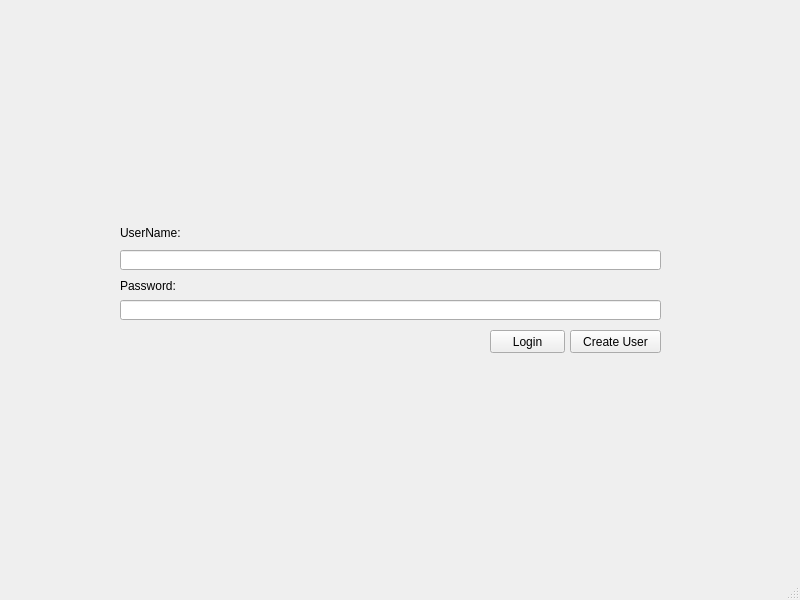
Old version of the form CoolCats/loginscreen.ui in the repository 25wes25/include-dad-.
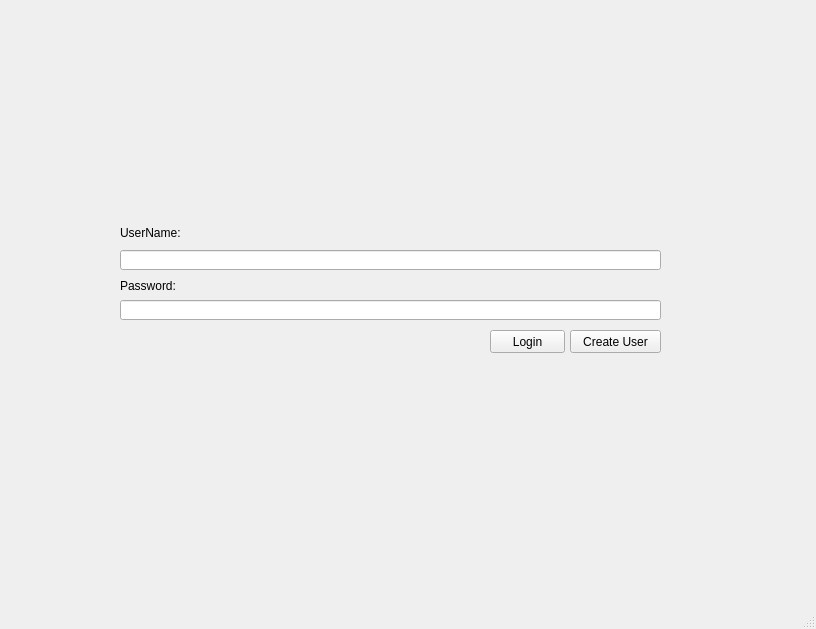
New version of the form. Icons and pictures are not drawn.

```diff
--- a/CoolCats/loginscreen.ui
+++ b/CoolCats/loginscreen.ui
@@ -6,8 +6,8 @@
    <rect>
     <x>0</x>
     <y>0</y>
-    <width>800</width>
-    <height>600</height>
+    <width>816</width>
+    <height>629</height>
    </rect>
   </property>
   <property name="windowTitle">
```
Left out of the diff: 28 changed lines with no effect on the pictures.
